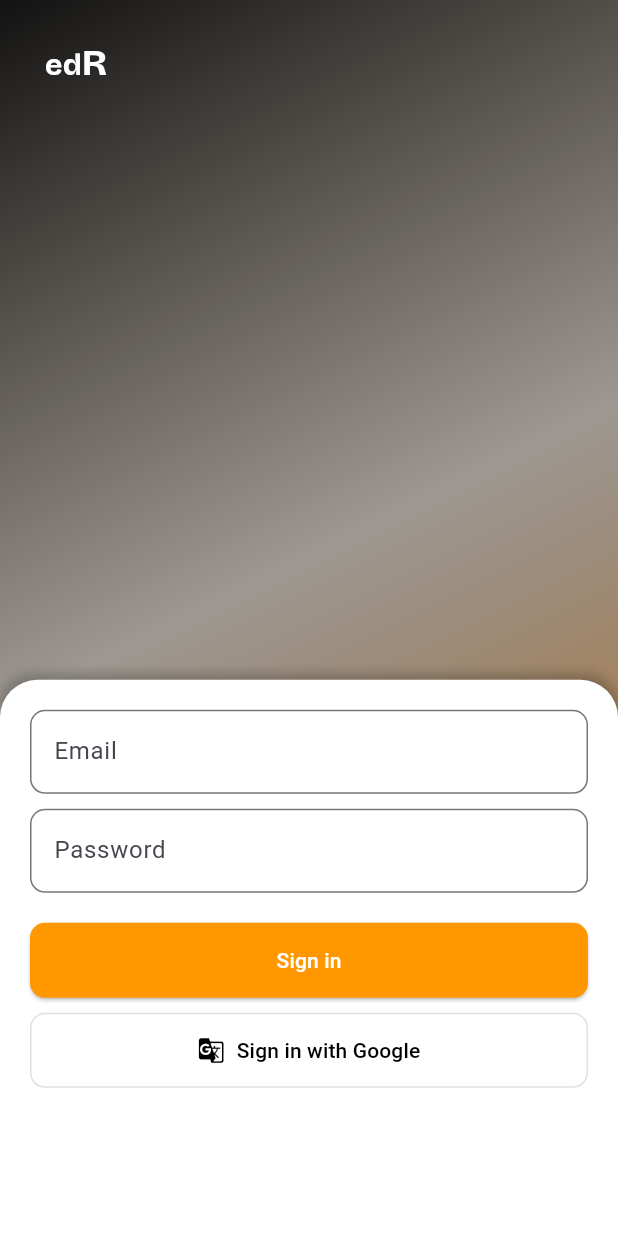
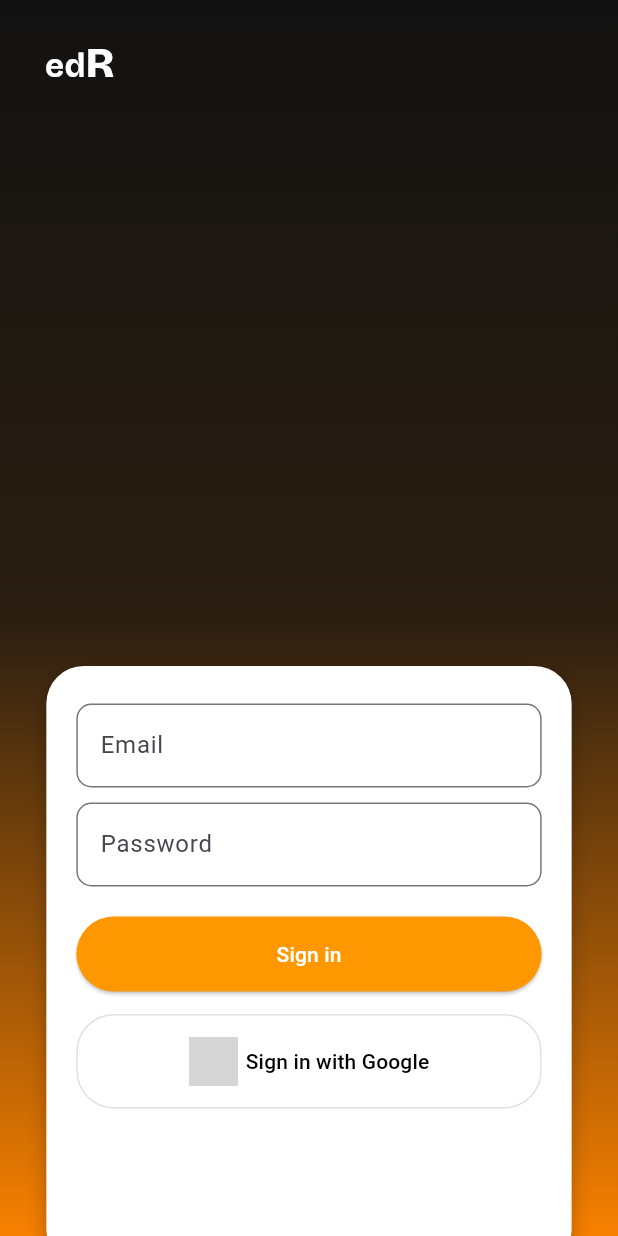
Before and after one commit to DripHard/EduRoad, a Flutter app: the screen it shows after launch, after a tap on "Sign in", on a phone screen of 412 x 824 dp. Run offline on Flutter 3.47's test engine with Material 3 defaults, Android fonts, the phone set to English and light mode, and no system bars; our stand-ins replace animated_text_kit, flutter_dotenv, google_fonts, logger, youtube_player_flutter; missing offline and left inert: flutter_inappwebview; grey boxes are pictures that could not be loaded.

Commit message:
finish login

```diff
--- a/eduroad/lib/pages/login_page.dart
+++ b/eduroad/lib/pages/login_page.dart
@@ -7,29 +7,35 @@ class LoginPage extends StatelessWidget {
   @override
   Widget build(BuildContext context) {
     return Scaffold(
-      backgroundColor: Colors.transparent,
-      body: SafeArea(
-        child: Container(
+      body: Stack(
+        children: [
+          // Background Gradient
+          Container(
+            width: double.infinity,
             decoration: const BoxDecoration(
               gradient: LinearGradient(
-              begin: Alignment.topLeft,
-              end: Alignment.bottomRight,
-              colors: [Color(0xFF121212), Color(0x752A1E11), Color(0xFFF78000)],
-              stops: [0.0, 0.46, 1.0],
+                begin: Alignment.topCenter,
+                end: Alignment.bottomCenter,
+                colors: [
+                  Color(0xFF121212), // Dark top
+                  Color(0xFF2A1E11),
+                  Color(0xFFF78000), // Orange bottom
+                ],
               ),
             ),
-          child: Stack(
+          ),
+
+          // Content
+          SafeArea(
+            child: Column(
+              crossAxisAlignment: CrossAxisAlignment.center,
               children: [
-              // Header Section
+                // Logo Text
                 Padding(
-                padding: const EdgeInsets.fromLTRB(30, 27, 30, 0),
-                child: Column(
-                  mainAxisAlignment: MainAxisAlignment.start,
-                  crossAxisAlignment: CrossAxisAlignment.start,
-                  children: [
-                    Row(
-                      children: [
-                        GestureDetector(
+                  padding: const EdgeInsets.only(top: 25, left: 30),
+                  child: Align(
+                    alignment: Alignment.topLeft,
+                    child: GestureDetector(
                       onTap: () {
                         Navigator.pushNamed(context, '/main');
                       },
@@ -39,7 +45,7 @@ class LoginPage extends StatelessWidget {
                             TextSpan(
                               text: 'ed',
                               style: GoogleFonts.bricolageGrotesque(
-                                    fontSize: 20,
+                                fontSize: 22,
                                 color: Colors.white,
                                 fontWeight: FontWeight.w700,
                               ),
@@ -47,47 +53,46 @@ class LoginPage extends StatelessWidget {
                             TextSpan(
                               text: 'R',
                               style: GoogleFonts.bricolageGrotesque(
-                                    fontSize: 25,
+                                fontSize: 28,
                                 color: Colors.white,
-                                    fontWeight: FontWeight.w700,
+                                fontWeight: FontWeight.w800,
                               ),
                             ),
                           ],
                         ),
                       ),
                     ),
-                      ],
+                  ),
                 ),
               ],
             ),
           ),
 
-              // White Login Container at Bottom
+          // Login Box - Positioned to Overlap the Bottom
           Positioned(
-                bottom: 0,
+            bottom: -20, // Adjust this value to control the overlap
             left: 0,
             right: 0,
+            child: Center(
               child: Container(
-                  height: MediaQuery.of(context).size.height * 0.45,
+                width: MediaQuery.of(context).size.width * 0.85,
+                padding: const EdgeInsets.symmetric(vertical: 25, horizontal: 20),
                 decoration: BoxDecoration(
                   color: Colors.white,
-                    borderRadius: const BorderRadius.only(
-                      topLeft: Radius.circular(25),
-                      topRight: Radius.circular(25),
-                    ),
+                  borderRadius: BorderRadius.circular(25),
                   boxShadow: [
                     BoxShadow(
-                        color: Colors.black.withOpacity(0.2),
-                        spreadRadius: 2,
-                        blurRadius: 5,
-                        offset: const Offset(0, -2),
+                      color: Colors.black.withOpacity(0.25),
+                      offset: const Offset(0, 4),
+                      blurRadius: 10,
                     ),
                   ],
                 ),
-                  padding: const EdgeInsets.all(20),
                 child: Column(
                   crossAxisAlignment: CrossAxisAlignment.center,
+                  mainAxisSize: MainAxisSize.min,
                   children: [
+                    // Email Input
                     TextField(
                       decoration: InputDecoration(
                         labelText: "Email",
@@ -97,6 +102,8 @@ class LoginPage extends StatelessWidget {
                       ),
                     ),
                     const SizedBox(height: 10),
+
+                    // Password Input
                     TextField(
                       obscureText: true,
                       decoration: InputDecoration(
@@ -107,41 +114,56 @@ class LoginPage extends StatelessWidget {
                       ),
                     ),
                     const SizedBox(height: 20),
+
+                    // Sign-in Button
                     ElevatedButton(
                       onPressed: () {},
                       style: ElevatedButton.styleFrom(
                         backgroundColor: Colors.orange,
                         shape: RoundedRectangleBorder(
-                            borderRadius: BorderRadius.circular(10),
+                          borderRadius: BorderRadius.circular(25),
                         ),
                         padding: const EdgeInsets.symmetric(vertical: 15),
                         minimumSize: const Size(double.infinity, 50),
                       ),
                       child: const Text("Sign in", style: TextStyle(color: Colors.white)),
                     ),
-                      const SizedBox(height: 10),
-                      OutlinedButton.icon(
+                    const SizedBox(height: 15),
+
+                    // Google Sign-in Button
+                    OutlinedButton(
                       onPressed: () {},
-                        icon: const Icon(Icons.g_translate, color: Colors.black),
-                        label: const Text("Sign in with Google"),
                       style: OutlinedButton.styleFrom(
                         foregroundColor: Colors.black,
+                        backgroundColor: Colors.white,
                         side: const BorderSide(color: Colors.black12),
                         shape: RoundedRectangleBorder(
-                            borderRadius: BorderRadius.circular(10),
+                          borderRadius: BorderRadius.circular(25),
                         ),
                         padding: const EdgeInsets.symmetric(vertical: 15),
                         minimumSize: const Size(double.infinity, 50),
                       ),
+                      child: Row(
+                        mainAxisAlignment: MainAxisAlignment.center,
+                        children: [
+                          SizedBox(
+                            height: 33,
+                            width: 33,
+                            child: Image.asset('assets/google.png', fit: BoxFit.contain),
                           ),
+                          const SizedBox(width: 5),
+                          const Text("Sign in with Google"),
                         ],
+                      ),
+                    ),
+                      const SizedBox(height: 80),
+                  ],
+                ),
               ),
             ),
           ),
         ],
       ),
-        ),
-      ),
     );
   }
 }
--- a/eduroad/pubspec.yaml
+++ b/eduroad/pubspec.yaml
@@ -70,7 +70,7 @@ flutter:
 
   # To add assets to your application, add an assets section, like this:
   assets:
-    - assets/
+    - assets/google.png
     - .env
 
   #   - images/a_dot_ham.jpeg
```
Also changed, not shown: 7 other files. Lines whose indentation alone changed are shown as unchanged.
